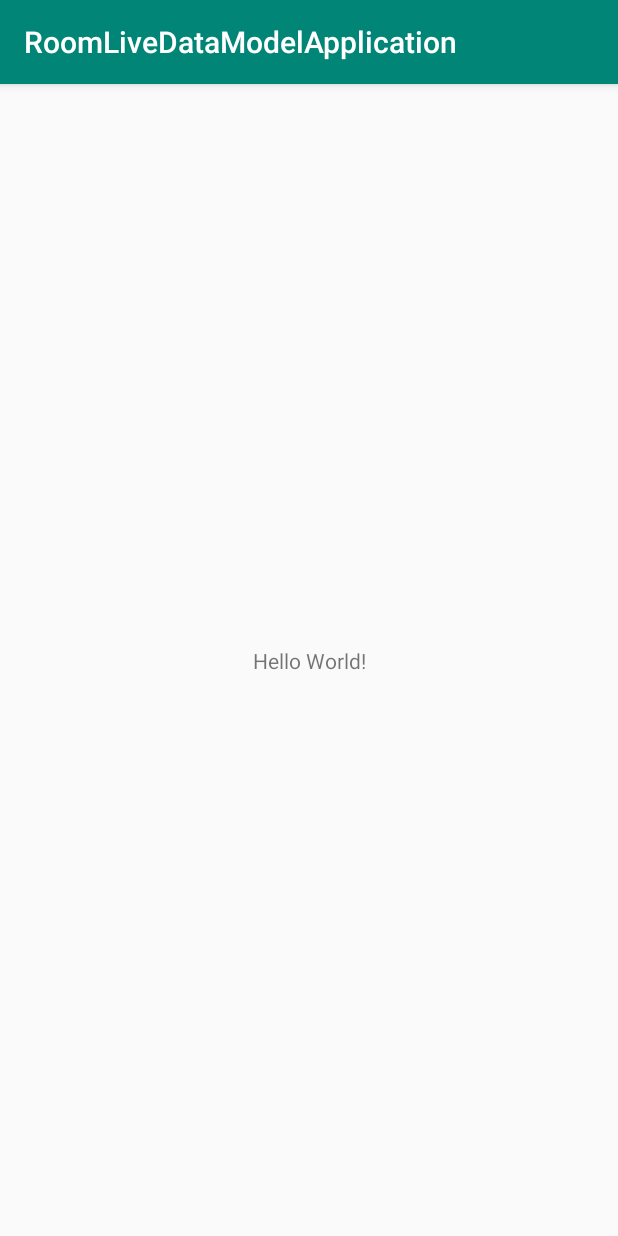
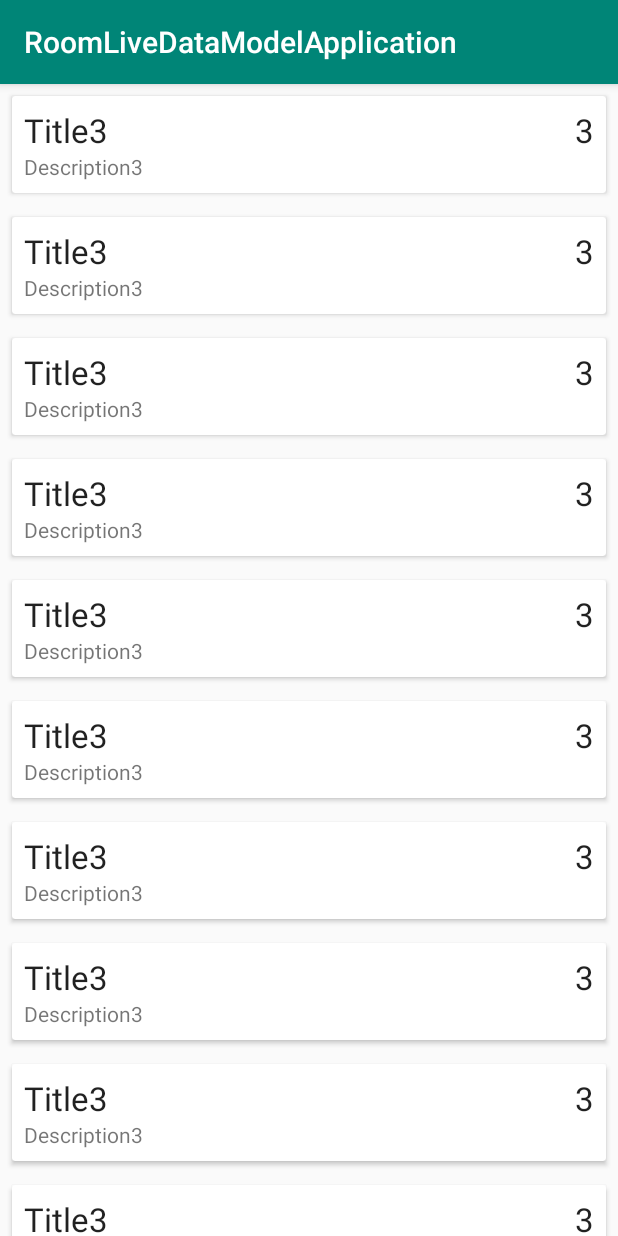
Before and after one commit to NamITHN/AndroidJetpack, an Android app: the screen it shows after launch (MainActivity), on a phone screen of 412 x 824 dp. Run offline under Robolectric (Android 15) with nearby library versions, the phone set to English and light mode, and no system bars; our stand-ins replace Room's generated code.

```diff
--- a/app/src/main/java/com/namnt/roomlivedatamodelapplication/MainActivity.java
+++ b/app/src/main/java/com/namnt/roomlivedatamodelapplication/MainActivity.java
@@ -1,8 +1,12 @@
 package com.namnt.roomlivedatamodelapplication;
 
+import androidx.annotation.NonNull;
 import androidx.appcompat.app.AppCompatActivity;
 import androidx.lifecycle.Observer;
 import androidx.lifecycle.ViewModelProviders;
+import androidx.recyclerview.widget.ItemTouchHelper;
+import androidx.recyclerview.widget.LinearLayoutManager;
+import androidx.recyclerview.widget.RecyclerView;
 
 import android.os.Bundle;
 import android.widget.Toast;
@@ -11,17 +15,44 @@ import java.util.List;
 
 public class MainActivity extends AppCompatActivity {
     private NoteViewModel noteViewModel;
+    RecyclerView rcList ;
     @Override
     protected void onCreate(Bundle savedInstanceState) {
         super.onCreate(savedInstanceState);
         setContentView(R.layout.activity_main);
+        rcList=this.findViewById(R.id.rc_list);
+        rcList.setHasFixedSize(true);
+        rcList.setLayoutManager(new LinearLayoutManager(this));
+
+        final NoteAdapter noteAdapter=new NoteAdapter();
+        rcList.setAdapter(noteAdapter);
+
         noteViewModel = ViewModelProviders.of(this).get(NoteViewModel.class);
         noteViewModel.getAllNotes().observe(this, new Observer<List<Note>>() {
             @Override
             public void onChanged(List<Note> notes) {
                 // update Recyclerview
+                noteAdapter.submitList(notes);
                 Toast.makeText(MainActivity.this, "onChange", Toast.LENGTH_SHORT).show();
             }
         });
+
+        new ItemTouchHelper(new ItemTouchHelper.SimpleCallback(0,ItemTouchHelper.LEFT|ItemTouchHelper.RIGHT) {
+            @Override
+            public boolean onMove(@NonNull RecyclerView recyclerView, @NonNull RecyclerView.ViewHolder viewHolder, @NonNull RecyclerView.ViewHolder target) {
+                return false;
+            }
+
+            @Override
+            public void onSwiped(@NonNull RecyclerView.ViewHolder viewHolder, int direction) {
+                noteViewModel.delete(noteAdapter.getItemAt(viewHolder.getAdapterPosition()));
+            }
+        }).attachToRecyclerView(rcList);
+    }
+
+    @Override
+    public void onBackPressed() {
+        super.onBackPressed();
+        Toast.makeText(this, "Back vatly", Toast.LENGTH_SHORT).show();
     }
 }
--- a/app/src/main/java/com/namnt/roomlivedatamodelapplication/Note.java
+++ b/app/src/main/java/com/namnt/roomlivedatamodelapplication/Note.java
@@ -11,14 +11,10 @@ public class Note {
     private String description;
     private int priority;
 
-    public Note(int id, String title, String description, int priority) {
-        this.id = id;
+    public Note(String title, String description, int priority) {
         this.title = title;
         this.description = description;
         this.priority = priority;
-    }
-
-    public Note(String title1, String description1, int i) {
     }
 
     public int getId() {
--- /dev/null
+++ b/app/src/main/java/com/namnt/roomlivedatamodelapplication/NoteAdapter.java
@@ -0,0 +1,66 @@
+package com.namnt.roomlivedatamodelapplication;
+
+import android.view.LayoutInflater;
+import android.view.View;
+import android.view.ViewGroup;
+import android.widget.TextView;
+
+import androidx.annotation.NonNull;
+import androidx.recyclerview.widget.DiffUtil;
+import androidx.recyclerview.widget.ListAdapter;
+import androidx.recyclerview.widget.RecyclerView;
+
+import java.util.List;
+
+public class NoteAdapter extends ListAdapter<Note,NoteAdapter.NodeViewHolder> {
+
+
+
+    protected NoteAdapter() {
+        super(DIFF_CALLBACK);
+    }
+    private static final  DiffUtil.ItemCallback DIFF_CALLBACK = new DiffUtil.ItemCallback<Note>() {
+        @Override
+        public boolean areItemsTheSame(@NonNull Note oldItem, @NonNull Note newItem) {
+            return oldItem.getId()==newItem.getId();
+        }
+
+        @Override
+        public boolean areContentsTheSame(@NonNull Note oldItem, @NonNull Note newItem) {
+            return oldItem.getTitle().equals(newItem.getTitle())
+                    ||oldItem.getDescription().equals(newItem.getDescription())
+                    ||oldItem.getPriority() == newItem.getPriority();
+        }
+
+    };
+    Note getItemAt(int position){
+        return getItem(position);
+    }
+
+    @NonNull
+    @Override
+    public NodeViewHolder onCreateViewHolder(@NonNull ViewGroup parent, int viewType) {
+        return new NodeViewHolder(LayoutInflater.from(parent.getContext()).inflate(R.layout.note_item, parent, false));
+    }
+
+    @Override
+    public void onBindViewHolder(@NonNull NodeViewHolder holder, int position) {
+        Note note = getItem(position);
+        holder.txtTitle.setText(note.getTitle());
+        holder.txtDescription.setText(note.getDescription());
+        holder.txtPriority.setText(String.valueOf(note.getPriority()));
+    }
+
+
+
+    class NodeViewHolder extends RecyclerView.ViewHolder {
+        TextView txtTitle, txtPriority, txtDescription;
+
+        public NodeViewHolder(@NonNull View itemView) {
+            super(itemView);
+            txtTitle = itemView.findViewById(R.id.txt_title);
+            txtPriority = itemView.findViewById(R.id.txt_priority);
+            txtDescription = itemView.findViewById(R.id.txt_description);
+        }
+    }
+}
--- a/app/src/main/java/com/namnt/roomlivedatamodelapplication/NoteDatabase.java
+++ b/app/src/main/java/com/namnt/roomlivedatamodelapplication/NoteDatabase.java
@@ -44,9 +44,12 @@ public abstract class NoteDatabase extends RoomDatabase {
 
         @Override
         protected Void doInBackground(Void... voids) {
-            noteDao.insert(new Note("Title1","Description1",1));
-            noteDao.insert(new Note("Title2","Description2",2));
-            noteDao.insert(new Note("Title3","Description3",3));
+            for (int i = 0; i < 10; i++) {
+                noteDao.insert(new Note("Title1","Description1",1));
+                noteDao.insert(new Note("Title2","Description2",2));
+                noteDao.insert(new Note("Title3","Description3",3));
+            }
+
             return null;
         }
     }
--- a/app/src/main/res/layout/activity_main.xml
+++ b/app/src/main/res/layout/activity_main.xml
@@ -1,18 +1,15 @@
 <?xml version="1.0" encoding="utf-8"?>
-<androidx.constraintlayout.widget.ConstraintLayout xmlns:android="http://schemas.android.com/apk/res/android"
+<androidx.coordinatorlayout.widget.CoordinatorLayout xmlns:android="http://schemas.android.com/apk/res/android"
     xmlns:app="http://schemas.android.com/apk/res-auto"
     xmlns:tools="http://schemas.android.com/tools"
     android:layout_width="match_parent"
     android:layout_height="match_parent"
     tools:context=".MainActivity">
 
-    <TextView
-        android:layout_width="wrap_content"
-        android:layout_height="wrap_content"
-        android:text="Hello World!"
-        app:layout_constraintBottom_toBottomOf="parent"
-        app:layout_constraintLeft_toLeftOf="parent"
-        app:layout_constraintRight_toRightOf="parent"
-        app:layout_constraintTop_toTopOf="parent" />
+    <androidx.recyclerview.widget.RecyclerView
+        android:layout_width="match_parent"
+        android:layout_height="match_parent"
+        tools:listitem="@layout/note_item"
+        android:id="@+id/rc_list"/>
 
-</androidx.constraintlayout.widget.ConstraintLayout>
+</androidx.coordinatorlayout.widget.CoordinatorLayout>
--- /dev/null
+++ b/app/src/main/res/layout/note_item.xml
@@ -0,0 +1,41 @@
+<?xml version="1.0" encoding="utf-8"?>
+<androidx.cardview.widget.CardView xmlns:android="http://schemas.android.com/apk/res/android"
+    android:layout_width="match_parent"
+    android:layout_height="wrap_content"
+    android:layout_margin="8dp"
+    android:orientation="vertical">
+
+    <RelativeLayout
+        android:layout_width="wrap_content"
+        android:layout_height="wrap_content"
+        android:padding="8dp">
+
+        <TextView
+            android:id="@+id/txt_priority"
+            android:layout_width="wrap_content"
+            android:layout_height="wrap_content"
+            android:layout_alignParentEnd="true"
+            android:layout_alignParentRight="true"
+            android:text="1"
+            android:textAppearance="@style/TextAppearance.AppCompat.Large" />
+
+        <TextView
+            android:id="@+id/txt_title"
+            android:layout_width="wrap_content"
+            android:layout_height="wrap_content"
+            android:layout_alignParentStart="true"
+            android:layout_alignParentLeft="true"
+            android:ellipsize="end"
+            android:maxLines="1"
+            android:text="Title"
+            android:textAppearance="@style/TextAppearance.AppCompat.Large" />
+
+        <TextView
+            android:id="@+id/txt_description"
+            android:layout_width="wrap_content"
+            android:layout_height="wrap_content"
+            android:layout_below="@+id/txt_priority"
+            android:text="description" />
+
+    </RelativeLayout>
+</androidx.cardview.widget.CardView>
--- a/build.gradle
+++ b/build.gradle
@@ -7,7 +7,7 @@ buildscript {
 
     }
     dependencies {
-        classpath 'com.android.tools.build:gradle:3.5.0'
+        classpath 'com.android.tools.build:gradle:3.5.2'
 
         // NOTE: Do not place your application dependencies here; they belong
         // in the individual module build.gradle files
```
